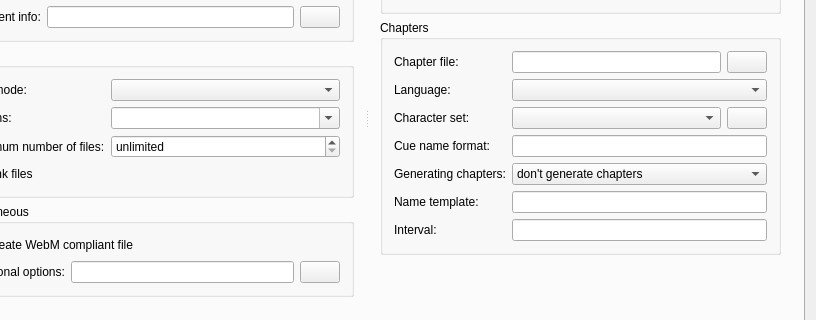
This is src/mkvtoolnix-gui/forms/merge/tab.ui in jpsdr/MKVToolnix-Windows-7 as Qt 5 draws it before an edit; both pictures show x 82 to 898 and y 168 to 488 of the 898 by 611 pixel window. The edited form follows.
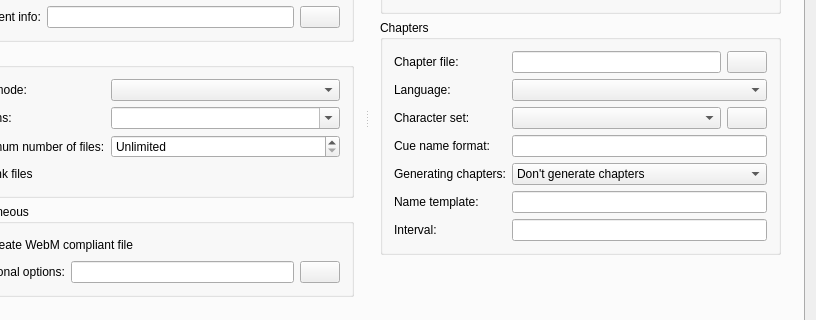
This is the edited form. The open tabs and pages were chosen to show the change. Icons and pictures are not drawn. Custom widgets are drawn as their Qt base class.

What changed in the file:
```diff
--- a/src/mkvtoolnix-gui/forms/merge/tab.ui
+++ b/src/mkvtoolnix-gui/forms/merge/tab.ui
@@ -1196,7 +1196,7 @@
                  </sizepolicy>
                 </property>
                 <property name="specialValueText">
-                 <string>unlimited</string>
+                 <string>Unlimited</string>
                 </property>
                 <property name="minimum">
                  <number>1</number>
@@ -1472,7 +1472,7 @@
                <widget class="QComboBox" name="chapterGenerationMode">
                 <item>
                  <property name="text">
-                  <string>don't generate chapters</string>
+                  <string>Don't generate chapters</string>
                  </property>
                 </item>
                 <item>
```
Left out of the diff: 8 changed lines with no effect on the pictures.
